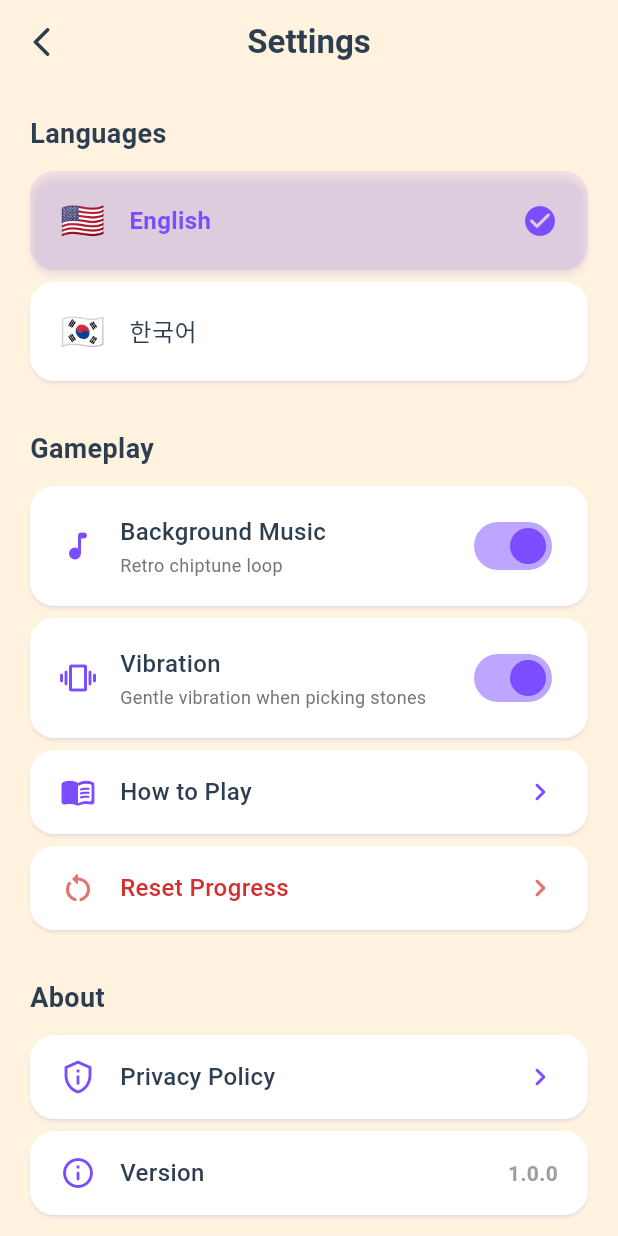
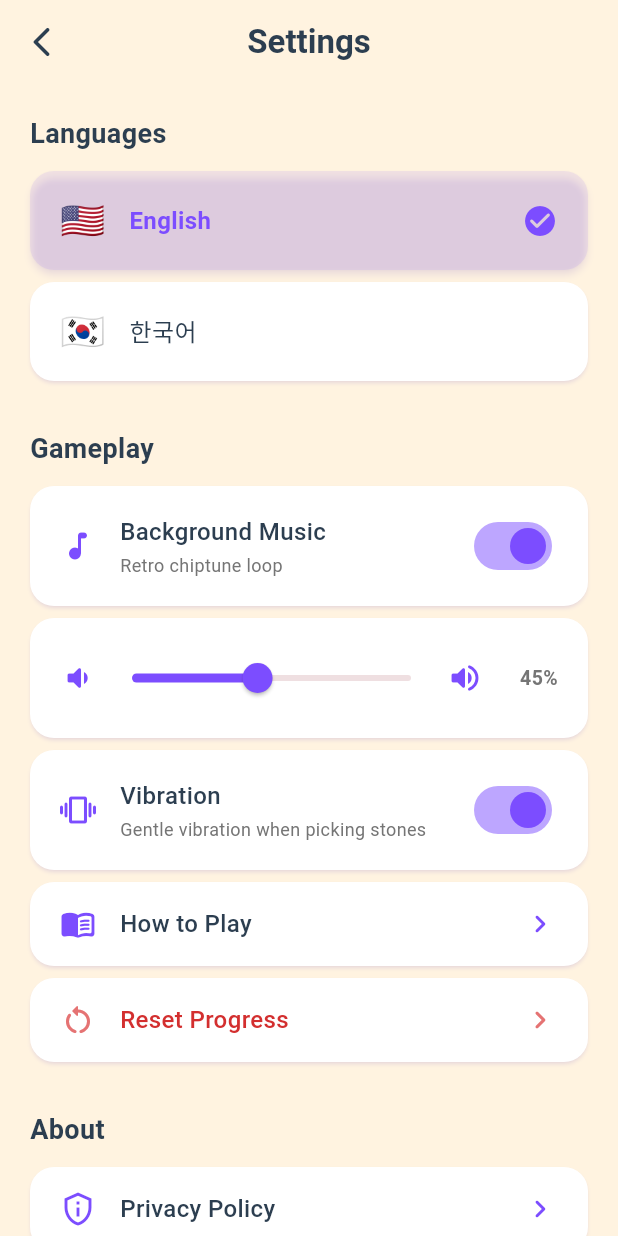
Before and after one commit to rnak24-lab/MATH-GAME, a Flutter app: the screen it shows after launch, after a tap on the "settings" icon, on a phone screen of 412 x 824 dp. Run offline on Flutter 3.47's test engine with Material 3 defaults, Android fonts, the phone set to English and light mode, and no system bars; our stand-ins replace audioplayers, google_mobile_ads, shared_preferences, webview_flutter.

Commit message:
feat(nim): 배경음악 음량 슬라이더 (실시간 반영 + 저장, 기본 45%)
Co-Authored-By: Claude Opus 4.8 <noreply@anthropic.com>

```diff
--- a/math_game_flutter/lib/screens/settings_screen.dart
+++ b/math_game_flutter/lib/screens/settings_screen.dart
@@ -146,6 +146,49 @@ class _SettingsScreenState extends State<SettingsScreen> {
               ),
             ),
           ),
+          // 음량 슬라이더 (음악 ON일 때만) — 드래그 중 실시간 반영, 놓으면 저장
+          if (AppSettings.instance.music)
+            Padding(
+              padding: const EdgeInsets.only(bottom: 8),
+              child: _card(
+                child: Row(
+                  children: [
+                    const Icon(Icons.volume_down_rounded,
+                        color: Color(0xFF7C4DFF)),
+                    Expanded(
+                      child: Slider(
+                        value: AppSettings.instance.musicVolume,
+                        min: 0.0,
+                        max: 1.0,
+                        activeColor: const Color(0xFF7C4DFF),
+                        onChanged: (v) {
+                          AppSettings.instance.musicVolume = v;
+                          MusicService.instance.setVolume(v);
+                          setState(() {});
+                        },
+                        onChangeEnd: (v) =>
+                            AppSettings.instance.setMusicVolume(v),
+                      ),
+                    ),
+                    const Icon(Icons.volume_up_rounded,
+                        color: Color(0xFF7C4DFF)),
+                    const SizedBox(width: 8),
+                    SizedBox(
+                      width: 42,
+                      child: Text(
+                        '${(AppSettings.instance.musicVolume * 100).round()}%',
+                        textAlign: TextAlign.right,
+                        style: TextStyle(
+                          fontSize: 13,
+                          fontWeight: FontWeight.w600,
+                          color: Colors.grey[600],
+                        ),
+                      ),
+                    ),
+                  ],
+                ),
+              ),
+            ),
           // 진동 효과 토글
           Padding(
             padding: const EdgeInsets.only(bottom: 8),
--- a/math_game_flutter/lib/services/app_settings.dart
+++ b/math_game_flutter/lib/services/app_settings.dart
@@ -8,6 +8,7 @@ class AppSettings {
 
   static const String _hapticsKey = 'settings_haptics';
   static const String _musicKey = 'settings_music';
+  static const String _musicVolumeKey = 'settings_music_volume';
 
   /// 진동(햅틱) 효과 — 돌 집기/확정/승패 순간에 가벼운 진동.
   bool haptics = true;
@@ -15,10 +16,14 @@ class AppSettings {
   /// 배경음악 (칩튠 루프).
   bool music = true;
 
+  /// 배경음악 음량 (0.0 ~ 1.0).
+  double musicVolume = 0.45;
+
   Future<void> load() async {
     final prefs = await SharedPreferences.getInstance();
     haptics = prefs.getBool(_hapticsKey) ?? true;
     music = prefs.getBool(_musicKey) ?? true;
+    musicVolume = prefs.getDouble(_musicVolumeKey) ?? 0.45;
   }
 
   Future<void> setHaptics(bool v) async {
@@ -32,4 +37,10 @@ class AppSettings {
     final prefs = await SharedPreferences.getInstance();
     await prefs.setBool(_musicKey, v);
   }
+
+  Future<void> setMusicVolume(double v) async {
+    musicVolume = v.clamp(0.0, 1.0);
+    final prefs = await SharedPreferences.getInstance();
+    await prefs.setDouble(_musicVolumeKey, musicVolume);
+  }
 }
--- a/math_game_flutter/lib/services/music_service.dart
+++ b/math_game_flutter/lib/services/music_service.dart
@@ -1,4 +1,5 @@
 import 'package:audioplayers/audioplayers.dart';
+import 'app_settings.dart';
 
 /// 배경음악 서비스 — 고전 퍼즐게임풍 칩튠 루프 (tool/gen_bgm.dart로 생성한 자체 제작곡).
 /// 설정의 배경음악 토글과 연동. 실패해도 앱 흐름엔 영향 없음.
@@ -14,12 +15,19 @@ class MusicService {
     _started = true;
     try {
       await _player.setReleaseMode(ReleaseMode.loop);
-      await _player.setVolume(0.45);
+      await _player.setVolume(AppSettings.instance.musicVolume);
       await _player.play(AssetSource('audio/bgm_main.wav'));
     } catch (_) {
       // 웹 자동재생 차단 등 — 조용히 무시 (다음 setEnabled(true)에서 재시도)
       _started = false;
     }
+  }
+
+  /// 음량 즉시 반영 (0.0 ~ 1.0) — 슬라이더 드래그 중 실시간 호출.
+  Future<void> setVolume(double v) async {
+    try {
+      await _player.setVolume(v.clamp(0.0, 1.0));
+    } catch (_) {}
   }
 
   Future<void> setEnabled(bool on) async {
```
